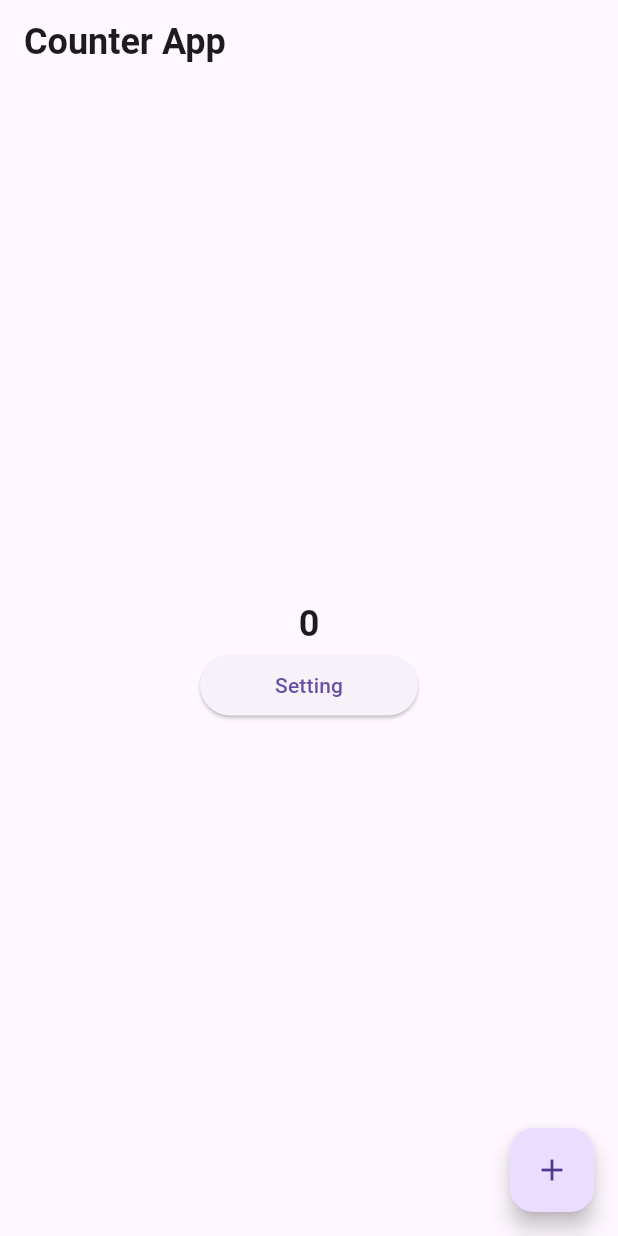
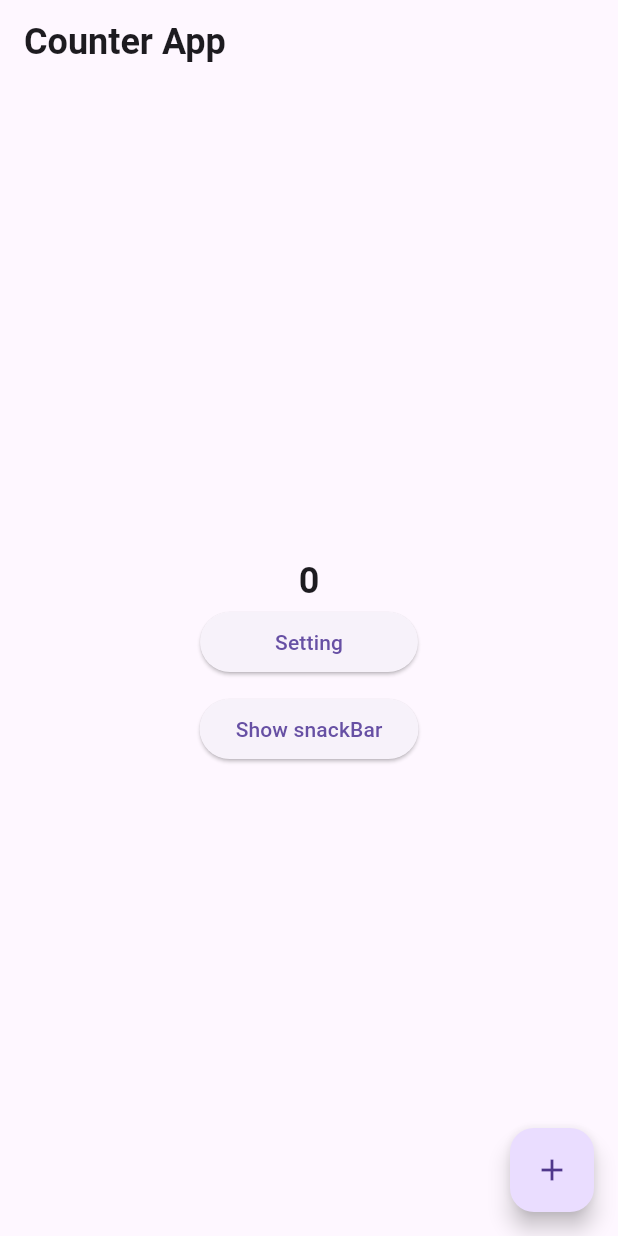
Before and after one commit to AlexMajumder/play_with_state_management_tool, a Flutter app: the screen it shows after launch, on a phone screen of 412 x 824 dp. Run offline on Flutter 3.47's test engine with Material 3 defaults, Android fonts, the phone set to English and light mode, and no system bars; our stand-ins replace get.

Commit message:
Getx Named Routing and Get Snackbar

```diff
--- a/lib/home_screen.dart
+++ b/lib/home_screen.dart
@@ -5,6 +5,8 @@ import 'counter_controller.dart';
 
 class HomeScreen extends StatefulWidget {
   const HomeScreen({super.key});
+
+  static const String name = '/';
 
   @override
   State<HomeScreen> createState() => _HomeScreenState();
@@ -42,7 +44,9 @@ class _HomeScreenState extends State<HomeScreen> {
                 //     MaterialPageRoute(
                 //       builder: (context) => const SettingScreen(),
                 //     ));
-                Get.to(() => const SettingScreen());
+                //Get.to(() => const SettingScreen());
+                //Navigator.pushNamed(context, SettingScreen.name);
+                Get.toNamed(SettingScreen.name);
               },
               style: ElevatedButton.styleFrom(
                   padding:
@@ -50,7 +54,20 @@ class _HomeScreenState extends State<HomeScreen> {
               child: const Text(
                 'Setting',
               ),
-            )
+            ),
+            const SizedBox(
+              height: 10,
+            ),
+            ElevatedButton(
+                onPressed: () {
+                  Get.showSnackbar(const GetSnackBar(
+                    title: 'Title of snackBar',
+                    message: 'Message of the snackBar',
+                    duration: Duration(seconds: 3),
+                    snackPosition: SnackPosition.TOP,
+                  ));
+                },
+                child: const Text('Show snackBar'))
           ],
         );
       })),
--- a/lib/main.dart
+++ b/lib/main.dart
@@ -1,6 +1,8 @@
 import 'package:flutter/material.dart';
 import 'package:get/get.dart';
 import 'package:preparation_get_x/home_screen.dart';
+import 'package:preparation_get_x/profile_screen.dart';
+import 'package:preparation_get_x/setting_screen.dart';
 
 import 'counter_controller.dart';
 void main(){
@@ -13,8 +15,14 @@ class CounterApp extends StatelessWidget {
   @override
   Widget build(BuildContext context) {
     return  GetMaterialApp(
+      //home: const HomeScreen(),
+      initialRoute: '/', //replaced = home: const HomeScreen(),
       initialBinding: ControllerBinder(),
-      home: const HomeScreen(),
+      routes: {
+        HomeScreen.name : (context) => const HomeScreen(),
+        ProfileScreen.name : (context) => const ProfileScreen(),
+        SettingScreen.name : (context) => const SettingScreen(),
+      },
     );
   }
 }
--- a/lib/setting_screen.dart
+++ b/lib/setting_screen.dart
@@ -4,6 +4,8 @@ import 'package:preparation_get_x/profile_screen.dart';
 
 class SettingScreen extends StatelessWidget {
   const SettingScreen({super.key});
+
+  static const String name = '/settings';
 
   @override
   Widget build(BuildContext context) {
@@ -29,7 +31,8 @@ class SettingScreen extends StatelessWidget {
                 //   MaterialPageRoute(
                 //       builder: (context) => const ProfileScreen()),
                 // );
-                Get.off(()=> const ProfileScreen());
+                //Get.off(()=> const ProfileScreen());
+                Get.offNamed(ProfileScreen.name );
               },
               child: const Text('Profile'),
             )
```
Also changed, not shown: lib/profile_screen.dart (+7 -4 lines).
